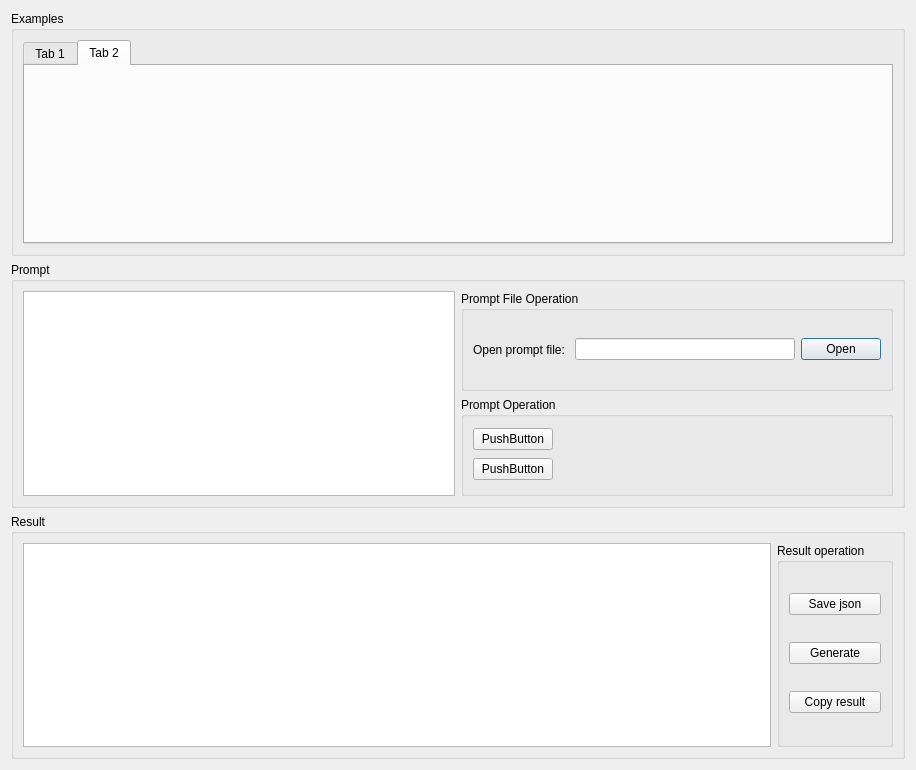
Above: ui/generate_dialog.ui from CasinoHe/GenerateCodeUseGPT before the change. Below: the same form after it.
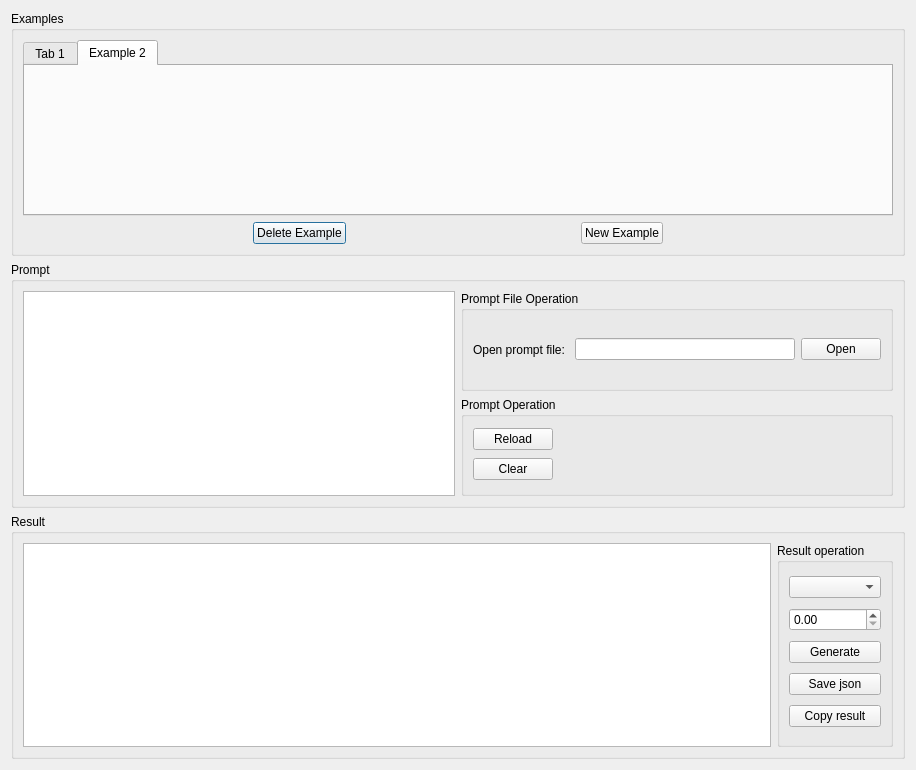
That is the form after the change. The open tabs and pages were chosen to show the change.

What changed in the file:
```diff
--- a/ui/generate_dialog.ui
+++ b/ui/generate_dialog.ui
@@ -33,12 +33,72 @@
            </attribute>
           </widget>
           <widget class="QWidget" name="tabExample2">
+           <property name="enabled">
+            <bool>true</bool>
+           </property>
            <attribute name="title">
-            <string>Tab 2</string>
+            <string>Example 2</string>
            </attribute>
           </widget>
          </widget>
         </item>
+        <item>
+         <layout class="QHBoxLayout" name="horizontalLayout_15">
+          <item>
+           <spacer name="horizontalSpacer_4">
+            <property name="orientation">
+             <enum>Qt::Horizontal</enum>
+            </property>
+            <property name="sizeHint" stdset="0">
+             <size>
+              <width>40</width>
+              <height>20</height>
+             </size>
+            </property>
+           </spacer>
+          </item>
+          <item>
+           <widget class="QPushButton" name="pushButtonDeleteExample">
+            <property name="text">
+             <string>Delete Example</string>
+            </property>
+           </widget>
+          </item>
+          <item>
+           <spacer name="horizontalSpacer_5">
+            <property name="orientation">
+             <enum>Qt::Horizontal</enum>
+            </property>
+            <property name="sizeHint" stdset="0">
+             <size>
+              <width>40</width>
+              <height>20</height>
+             </size>
+            </property>
+           </spacer>
+          </item>
+          <item>
+           <widget class="QPushButton" name="pushButtonNewExample">
+            <property name="text">
+             <string>New Example</string>
+            </property>
+           </widget>
+          </item>
+          <item>
+           <spacer name="horizontalSpacer_3">
+            <property name="orientation">
+             <enum>Qt::Horizontal</enum>
+            </property>
+            <property name="sizeHint" stdset="0">
+             <size>
+              <width>40</width>
+              <height>20</height>
+             </size>
+            </property>
+           </spacer>
+          </item>
+         </layout>
+        </item>
        </layout>
       </widget>
      </item>
@@ -100,7 +160,7 @@
                      <item>
                       <widget class="QPushButton" name="pushButtonReloadPrompt">
                        <property name="text">
-                        <string>PushButton</string>
+                        <string>Reload</string>
                        </property>
                       </widget>
                      </item>
@@ -126,7 +186,7 @@
                        <item>
                         <widget class="QPushButton" name="pushButtonClearPrompt">
                          <property name="text">
-                          <string>PushButton</string>
+                          <string>Clear</string>
                          </property>
                         </widget>
                        </item>
@@ -183,19 +243,36 @@
                <item>
                 <layout class="QVBoxLayout" name="verticalLayout_5">
                  <item>
-                  <widget class="QPushButton" name="pushButtonSaveQueryJson">
-                   <property name="text">
-                    <string>Save json</string>
+                  <widget class="QComboBox" name="comboBoxModel">
+                   <property name="toolTip">
+                    <string extracomment="Choose which model to use, for example, GPT-4"/>
                    </property>
                   </widget>
                  </item>
                  <item>
-                  <widget class="QPushButton" name="pushButtonRefreshResult">
+                  <widget class="QDoubleSpinBox" name="doubleSpinBoxTemperature">
+                   <property name="maximum">
+                    <double>1.000000000000000</double>
+                   </property>
+                   <property name="singleStep">
+                    <double>0.050000000000000</double>
+                   </property>
+                  </widget>
+                 </item>
+                 <item>
+                  <widget class="QPushButton" name="pushButtonGenerateResult">
                    <property name="text">
                     <string>Generate</string>
                    </property>
                   </widget>
                  </item>
+                 <item>
+                  <widget class="QPushButton" name="pushButtonSaveQueryInfo">
+                   <property name="text">
+                    <string>Save json</string>
+                   </property>
+                  </widget>
+                 </item>
                  <item>
                   <widget class="QPushButton" name="pushButtonCopyResult">
                    <property name="text">
```
Left out of the diff: 14 changed lines with no effect on the pictures.
